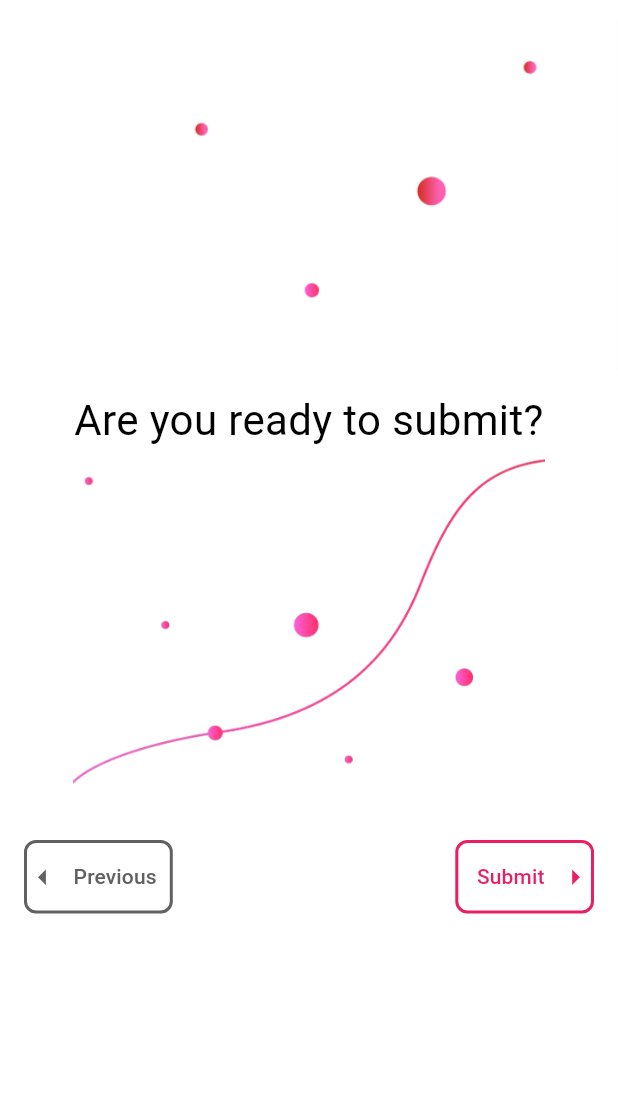
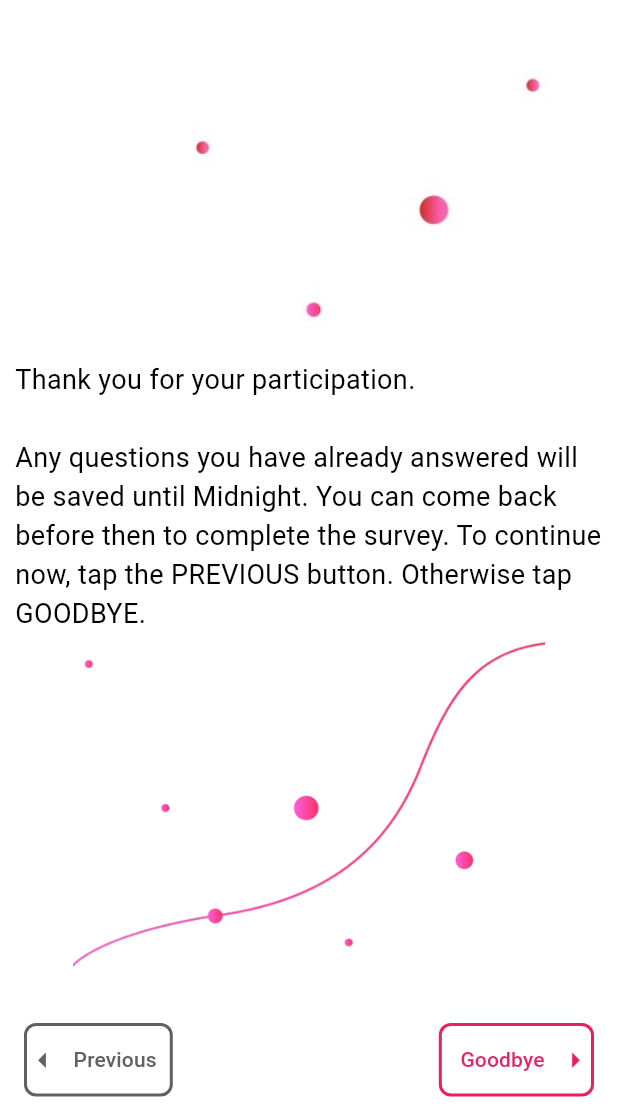
Before and after one commit to anusii/msfatigue, a Flutter app: the SubmitConfirmation screen opened directly, on a phone screen of 412 x 824 dp, the part 120-1236 px from its top. Run offline on Flutter 3.47's test engine with Material 3 defaults, Android fonts, the phone set to English and light mode, and no system bars; our stand-ins replace equatable, flutter_bloc, flutter_markdown, gap, shared_preferences, universal_io; missing offline and left inert: rdflib, solidpod, window_manager; accounts and stored records are empty.

Commit message:
update Goodbye button

```diff
--- a/lib/questionnaire/submit_confirmation.dart
+++ b/lib/questionnaire/submit_confirmation.dart
@@ -4,23 +4,23 @@ import 'package:flutter_bloc/flutter_bloc.dart';
 import 'package:shared_preferences/shared_preferences.dart';
 
 import 'package:msfatigue/features/bloc/survey_bloc.dart';
-import 'package:msfatigue/questionnaire/suvey_completed.dart';
 import 'package:msfatigue/utils/create_survey.dart';
 import 'package:msfatigue/utils/pod.dart';
+import 'package:msfatigue/welcome.dart';
 import 'package:msfatigue/widgets/image/image.dart';
 import 'package:msfatigue/widgets/drawer/side_drawer.dart';
 
 // Assume _scaffoldKey is defined globally for this widget.
-
-final GlobalKey<ScaffoldState> _scaffoldKey = GlobalKey<ScaffoldState>();
 
 class SubmitConfirmation extends StatelessWidget {
   const SubmitConfirmation({super.key});
 
   @override
   Widget build(BuildContext context) {
+    final GlobalKey<ScaffoldState> scaffoldKey = GlobalKey<ScaffoldState>();
+
     return Scaffold(
-      key: _scaffoldKey,
+      key: scaffoldKey,
       backgroundColor: Colors.white,
       appBar: AppBar(
         backgroundColor: Colors.white,
@@ -37,21 +37,25 @@ class SubmitConfirmation extends StatelessWidget {
           size: 50,
         ),
       ),
-      drawer: SideDrawer(scaffoldKey: _scaffoldKey),
+      drawer: SideDrawer(scaffoldKey: scaffoldKey),
       body: SingleChildScrollView(
         child: Column(
           children: [
             Image.asset(
               'assets/images/bottom_dot_four.png',
-              height: 260,
+              height: 240,
             ),
-            const Text(
-              "Are you ready to submit?",
-              style: TextStyle(
-                fontSize: 28,
-                color: Colors.black,
+            Padding(
+              padding: const EdgeInsets.fromLTRB(10.0, 0.0, 10.0, 0.0),
+              child: const Text(
+                "Thank you for your participation.\n\n"
+                "Any questions you have already answered will be saved until Midnight. You can come back before then to complete the survey. To continue now, tap the PREVIOUS button. Otherwise tap GOODBYE.",
+                style: TextStyle(
+                  fontSize: 18,
+                  color: Colors.black,
+                ),
+                textAlign: TextAlign.left,
               ),
-              textAlign: TextAlign.center,
             ),
             Image.asset(
               'assets/images/bottom_dot_five.png',
@@ -122,13 +126,13 @@ class SubmitConfirmation extends StatelessWidget {
                         Navigator.push(
                           context,
                           MaterialPageRoute(
-                            builder: (context) => SurveyCompleted(),
+                            builder: (context) => WelcomeScreen(),
                           ),
                         );
                       }
                     },
                     icon: const Text(
-                      "    Submit",
+                      "    Goodbye",
                       style: TextStyle(color: Colors.pink),
                     ),
                     label: const Icon(
--- a/lib/welcome.dart
+++ b/lib/welcome.dart
@@ -25,10 +25,10 @@ class WelcomeScreen extends StatefulWidget {
 }
 
 class _WelcomeScreenState extends State<WelcomeScreen> {
-  final GlobalKey<ScaffoldState> _scaffoldKey = GlobalKey<ScaffoldState>();
   String? preferredName;
   String? username;
   String? password;
+  final GlobalKey<ScaffoldState> scaffoldKey = GlobalKey<ScaffoldState>();
 
   @override
   void initState() {
@@ -61,7 +61,7 @@ class _WelcomeScreenState extends State<WelcomeScreen> {
             (preferredName != null && preferredName!.isNotEmpty);
 
     return Scaffold(
-      key: _scaffoldKey,
+      key: scaffoldKey,
       backgroundColor: Colors.white,
       appBar: AppBar(
         backgroundColor: Colors.white,
@@ -72,7 +72,7 @@ class _WelcomeScreenState extends State<WelcomeScreen> {
         ),
         iconTheme: const IconThemeData(size: 50),
       ),
-      drawer: SideDrawer(scaffoldKey: _scaffoldKey),
+      drawer: SideDrawer(scaffoldKey: scaffoldKey),
       body: LayoutBuilder(
         builder: (context, constraints) {
           return SingleChildScrollView(
```
Also changed, not shown: lib/questionnaire/suvey_completed.dart (+4 -5 lines), lib/questionnaire/welcome_back_final.dart (+4 -4 lines), assets/images/bottom_dot_four.png, lib/questionnaire/consent.dart (line endings or trailing spaces).
